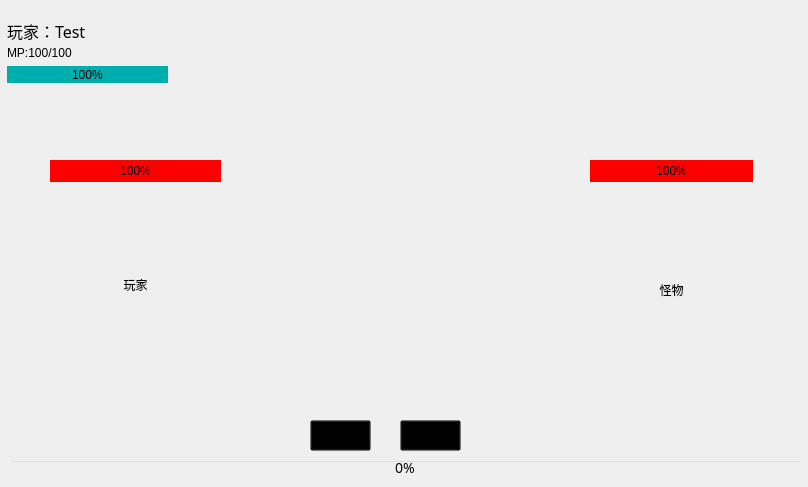
Old version of the form ui_test_project.ui in the repository jonny030/RPG.
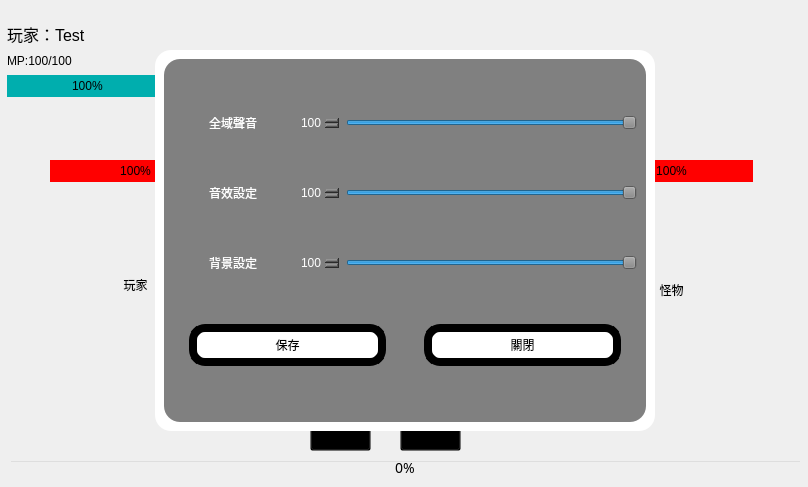
New version of the form. Icons and pictures are not drawn.

Diff of the .ui file:
```diff
--- a/ui_test_project.ui
+++ b/ui_test_project.ui
@@ -180,7 +180,7 @@
       <x>7</x>
       <y>22</y>
       <width>161</width>
-      <height>61</height>
+      <height>75</height>
      </rect>
     </property>
     <layout class="QVBoxLayout" name="verticalLayout_2">
@@ -188,7 +188,6 @@
       <widget class="QLabel" name="username">
        <property name="font">
         <font>
-         <family>微軟正黑體</family>
          <pointsize>12</pointsize>
         </font>
        </property>
@@ -989,6 +988,236 @@
      </item>
     </layout>
    </widget>
+   <widget class="QFrame" name="volume_gui">
+    <property name="geometry">
+     <rect>
+      <x>155</x>
+      <y>50</y>
+      <width>500</width>
+      <height>381</height>
+     </rect>
+    </property>
+    <property name="minimumSize">
+     <size>
+      <width>500</width>
+      <height>381</height>
+     </size>
+    </property>
+    <property name="maximumSize">
+     <size>
+      <width>500</width>
+      <height>381</height>
+     </size>
+    </property>
+    <property name="baseSize">
+     <size>
+      <width>0</width>
+      <height>0</height>
+     </size>
+    </property>
+    <property name="layoutDirection">
+     <enum>Qt::LeftToRight</enum>
+    </property>
+    <property name="autoFillBackground">
+     <bool>false</bool>
+    </property>
+    <property name="styleSheet">
+     <string notr="true">background-color: rgb(255,255,255);
+border-radius:16px;
+border:solid black 3px;</string>
+    </property>
+    <layout class="QHBoxLayout" name="_7">
+     <item>
+      <widget class="QFrame" name="volume_main">
+       <property name="styleSheet">
+        <string notr="true">border:solid 5px black;
+background:gray;
+color:white;</string>
+       </property>
+       <layout class="QVBoxLayout" name="_8">
+        <item>
+         <layout class="QHBoxLayout" name="volume_all_frame">
+          <item>
+           <widget class="QLabel" name="volume_all_text">
+            <property name="minimumSize">
+             <size>
+              <width>120</width>
+              <height>0</height>
+             </size>
+            </property>
+            <property name="text">
+             <string>全域聲音</string>
+            </property>
+            <property name="alignment">
+             <set>Qt::AlignCenter</set>
+            </property>
+           </widget>
+          </item>
+          <item>
+           <widget class="QSpinBox" name="volume_all_spinBox">
+            <property name="maximum">
+             <number>100</number>
+            </property>
+            <property name="value">
+             <number>100</number>
+            </property>
+           </widget>
+          </item>
+          <item>
+           <widget class="QSlider" name="volume_all_sliderbar">
+            <property name="maximum">
+             <number>100</number>
+            </property>
+            <property name="value">
+             <number>100</number>
+            </property>
+            <property name="orientation">
+             <enum>Qt::Horizontal</enum>
+            </property>
+           </widget>
+          </item>
+         </layout>
+        </item>
+        <item>
+         <layout class="QHBoxLayout" name="volume_sounds_frame">
+          <item>
+           <widget class="QLabel" name="volume_sounds_text">
+            <property name="minimumSize">
+             <size>
+              <width>120</width>
+              <height>0</height>
+             </size>
+            </property>
+            <property name="text">
+             <string>音效設定</string>
+            </property>
+            <property name="alignment">
+             <set>Qt::AlignCenter</set>
+            </property>
+           </widget>
+          </item>
+          <item>
+           <widget class="QSpinBox" name="volume_sounds_spinBox">
+            <property name="maximum">
+             <number>100</number>
+            </property>
+            <property name="value">
+             <number>100</number>
+            </property>
+           </widget>
+          </item>
+          <item>
+           <widget class="QSlider" name="volume_sounds_silderbar">
+            <property name="maximum">
+             <number>100</number>
+            </property>
+            <property name="value">
+             <number>100</number>
+            </property>
+            <property name="orientation">
+             <enum>Qt::Horizontal</enum>
+            </property>
+           </widget>
+          </item>
+         </layout>
+        </item>
+        <item>
+         <layout class="QHBoxLayout" name="volume_body_frame">
+          <item>
+           <widget class="QLabel" name="volume_body_text">
+            <property name="minimumSize">
+             <size>
+              <width>120</width>
+              <height>0</height>
+             </size>
+            </property>
+            <property name="text">
+             <string>背景設定</string>
+            </property>
+            <property name="alignment">
+             <set>Qt::AlignCenter</set>
+            </property>
+           </widget>
+          </item>
+          <item>
+           <widget class="QSpinBox" name="volume_body_spinBox">
+            <property name="maximum">
+             <number>100</number>
+            </property>
+            <property name="value">
+             <number>100</number>
+            </property>
+           </widget>
+          </item>
+          <item>
+           <widget class="QSlider" name="volume_body_silderbar">
+            <property name="maximum">
+             <number>100</number>
+            </property>
+            <property name="value">
+             <number>100</number>
+            </property>
+            <property name="sliderPosition">
+             <number>100</number>
+            </property>
+            <property name="orientation">
+             <enum>Qt::Horizontal</enum>
+            </property>
+           </widget>
+          </item>
+         </layout>
+        </item>
+        <item>
+         <layout class="QHBoxLayout" name="horizontalLayout_6">
+          <item>
+           <widget class="QPushButton" name="volume_apply_btn">
+            <property name="styleSheet">
+             <string notr="true">QPushButton{
+	background-color: rgb(255, 255, 255);
+	padding:4px 16px;
+	margin:0px 16px;
+	border-radius:16px;
+	border:solid 3px black;
+	border-width:8px;
+    color:black;
+}
+QPushButton:hover{
+	background:rgb(222, 222, 222);
+}</string>
+            </property>
+            <property name="text">
+             <string>保存</string>
+            </property>
+           </widget>
+          </item>
+          <item>
+           <widget class="QPushButton" name="volume_close_btn">
+            <property name="styleSheet">
+             <string notr="true">QPushButton{
+	background-color: rgb(255, 255, 255);
+	padding:4px 16px;
+	margin:0px 16px;
+	border-radius:16px;
+	border:solid 3px black;
+	border-width:8px;
+    color:black;
+}
+QPushButton:hover{
+	background:rgb(222, 222, 222);
+}</string>
+            </property>
+            <property name="text">
+             <string>關閉</string>
+            </property>
+           </widget>
+          </item>
+         </layout>
+        </item>
+       </layout>
+      </widget>
+     </item>
+    </layout>
+   </widget>
   </widget>
  </widget>
  <resources>
```
Left out of the diff: 200 changed lines with no effect on the pictures.
